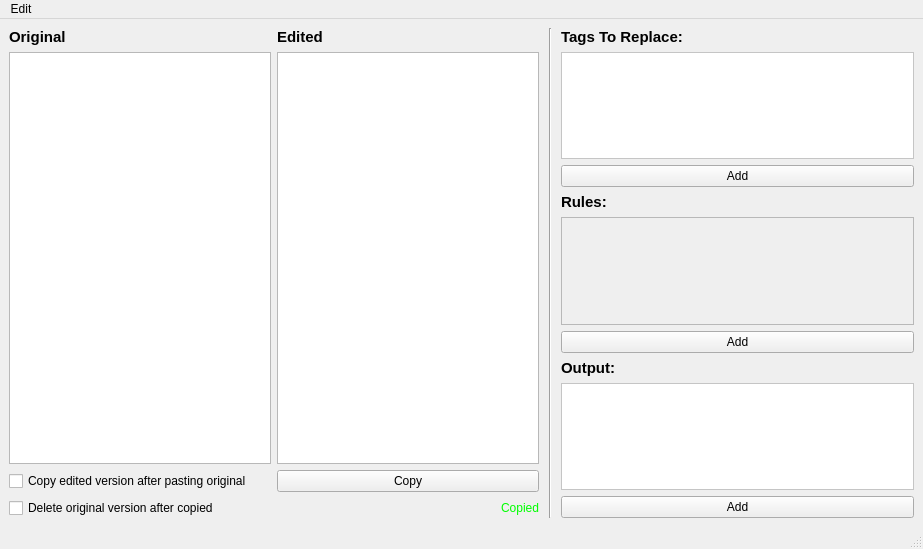
This is YoutubeEmbedToLinkGui.ui in smithbro2115/HTML-Swapper as Qt 5 draws it before an edit. The edited form follows.
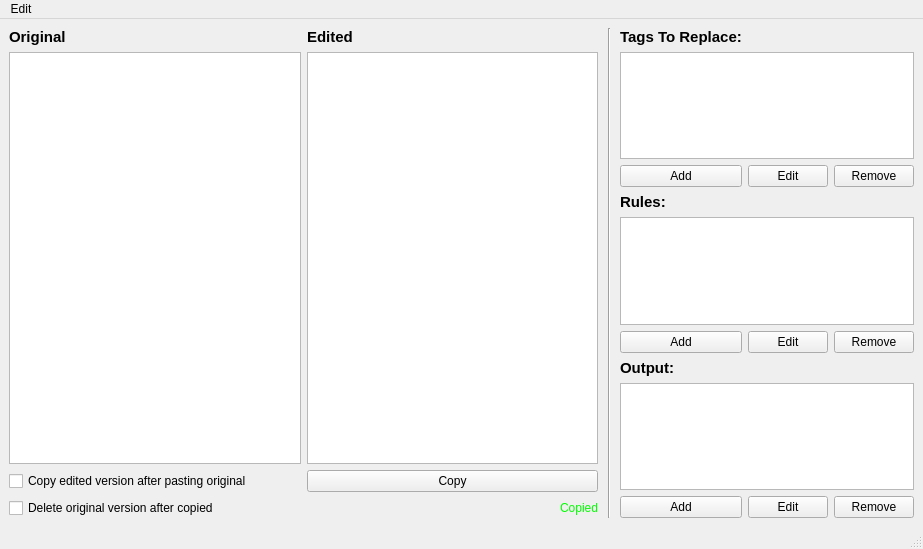
This is the edited form.

Commit message: - working on rule widget

Patch:
```diff
--- a/YoutubeEmbedToLinkGui.ui
+++ b/YoutubeEmbedToLinkGui.ui
@@ -14,7 +14,7 @@
    <string>Html Tag Replacer</string>
   </property>
   <widget class="QWidget" name="centralwidget">
-   <layout class="QHBoxLayout" name="horizontalLayout" stretch="3,0,2">
+   <layout class="QHBoxLayout" name="horizontalLayout" stretch="4,0,2">
     <item>
      <layout class="QGridLayout" name="gridLayout">
       <item row="9" column="4">
@@ -107,22 +107,29 @@
      </widget>
     </item>
     <item>
-     <layout class="QGridLayout" name="gridLayout_2" rowstretch="0,0,0,0,0,0,0,0,0,0">
-      <item row="0" column="0">
-       <widget class="QLabel" name="label_5">
-        <property name="font">
-         <font>
-          <pointsize>11</pointsize>
-          <weight>75</weight>
-          <bold>true</bold>
-         </font>
+     <layout class="QGridLayout" name="gridLayout_2" rowstretch="0,0,0,0,0,0,0,0,0,0" columnstretch="0,0,0,0">
+      <item row="9" column="2">
+       <widget class="QPushButton" name="editOutputButton">
+        <property name="text">
+         <string>Edit</string>
         </property>
+       </widget>
+      </item>
+      <item row="6" column="2">
+       <widget class="QPushButton" name="editRuleButton">
         <property name="text">
-         <string>Tags To Replace:</string>
+         <string>Edit</string>
         </property>
        </widget>
       </item>
-      <item row="3" column="0">
+      <item row="2" column="2">
+       <widget class="QPushButton" name="editTagButton">
+        <property name="text">
+         <string>Edit</string>
+        </property>
+       </widget>
+      </item>
+      <item row="3" column="1">
        <widget class="QLabel" name="label_3">
         <property name="font">
          <font>
@@ -136,58 +143,35 @@
         </property>
        </widget>
       </item>
-      <item row="9" column="0">
+      <item row="9" column="1">
        <widget class="QPushButton" name="addOutputButton">
         <property name="text">
          <string>Add</string>
         </property>
        </widget>
       </item>
-      <item row="1" column="0">
-       <widget class="QScrollArea" name="scrollArea">
-        <property name="styleSheet">
-         <string notr="true">background-color: #ffffff;</string>
+      <item row="0" column="1">
+       <widget class="QLabel" name="label_5">
+        <property name="font">
+         <font>
+          <pointsize>11</pointsize>
+          <weight>75</weight>
+          <bold>true</bold>
+         </font>
         </property>
-        <property name="widgetResizable">
-         <bool>true</bool>
+        <property name="text">
+         <string>Tags To Replace:</string>
         </property>
-        <widget class="QWidget" name="tagsToReplaceLayout">
-         <property name="geometry">
-          <rect>
-           <x>0</x>
-           <y>0</y>
-           <width>349</width>
-           <height>104</height>
-          </rect>
-         </property>
-         <property name="styleSheet">
-          <string notr="true">background-color: #ffffff;</string>
-         </property>
-         <layout class="QVBoxLayout" name="verticalLayout_2">
-          <property name="leftMargin">
-           <number>0</number>
-          </property>
-          <property name="topMargin">
-           <number>0</number>
-          </property>
-          <property name="rightMargin">
-           <number>0</number>
-          </property>
-          <property name="bottomMargin">
-           <number>0</number>
-          </property>
-         </layout>
-        </widget>
        </widget>
       </item>
-      <item row="2" column="0">
+      <item row="2" column="1">
        <widget class="QPushButton" name="addTagButton">
         <property name="text">
          <string>Add</string>
         </property>
        </widget>
       </item>
-      <item row="7" column="0">
+      <item row="7" column="1">
        <widget class="QLabel" name="label_4">
         <property name="font">
          <font>
@@ -201,68 +185,43 @@
         </property>
        </widget>
       </item>
-      <item row="6" column="0">
+      <item row="6" column="1">
        <widget class="QPushButton" name="addRuleButton">
         <property name="text">
          <string>Add</string>
         </property>
        </widget>
       </item>
-      <item row="8" column="0">
-       <widget class="QScrollArea" name="scrollArea_3">
-        <property name="styleSheet">
-         <string notr="true">background-color: #ffffff;</string>
+      <item row="2" column="3">
+       <widget class="QPushButton" name="removeTagButton">
+        <property name="text">
+         <string>Remove</string>
         </property>
-        <property name="widgetResizable">
-         <bool>true</bool>
+       </widget>
+      </item>
+      <item row="4" column="1" colspan="3">
+       <widget class="QListWidget" name="rulesList"/>
+      </item>
+      <item row="9" column="3">
+       <widget class="QPushButton" name="removeOutputButton">
+        <property name="text">
+         <string>Remove</string>
         </property>
-        <widget class="QWidget" name="outputLayout">
-         <property name="geometry">
-          <rect>
-           <x>0</x>
-           <y>0</y>
-           <width>349</width>
-           <height>104</height>
-          </rect>
-         </property>
-         <layout class="QVBoxLayout" name="verticalLayout"/>
-        </widget>
        </widget>
       </item>
-      <item row="5" column="0">
-       <widget class="QScrollArea" name="scrollArea_2">
-        <property name="styleSheet">
-         <string notr="true"/>
+      <item row="1" column="1" colspan="3">
+       <widget class="QListWidget" name="tagsToReplaceList"/>
+      </item>
+      <item row="6" column="3">
+       <widget class="QPushButton" name="removeRuleButton">
+        <property name="text">
+         <string>Remove</string>
         </property>
-        <property name="widgetResizable">
-         <bool>true</bool>
-        </property>
-        <widget class="QWidget" name="rulesLayout">
-         <property name="geometry">
-          <rect>
-           <x>0</x>
-           <y>0</y>
-           <width>349</width>
-           <height>103</height>
-          </rect>
-         </property>
-         <layout class="QVBoxLayout" name="verticalLayout_3">
-          <property name="leftMargin">
-           <number>0</number>
-          </property>
-          <property name="topMargin">
-           <number>0</number>
-          </property>
-          <property name="rightMargin">
-           <number>0</number>
-          </property>
-          <property name="bottomMargin">
-           <number>0</number>
-          </property>
-         </layout>
-        </widget>
        </widget>
       </item>
+      <item row="8" column="1" colspan="3">
+       <widget class="QListWidget" name="outputList"/>
+      </item>
      </layout>
     </item>
    </layout>
```
The commit also changes 4 other files.
